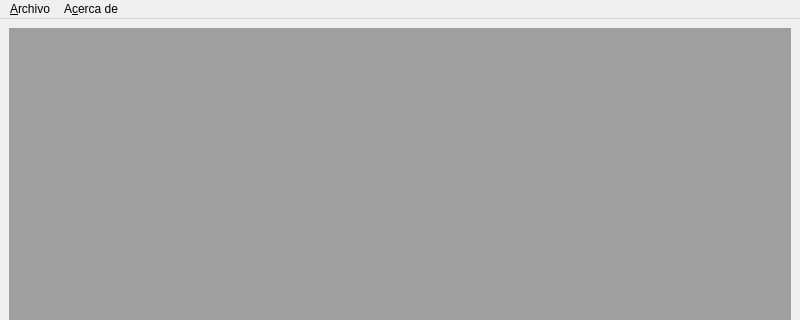
FLiamTech/askme, file askme.ui: the form before one commit; both pictures show x 0 to 800 and y 0 to 320 of the 800 by 600 pixel window.
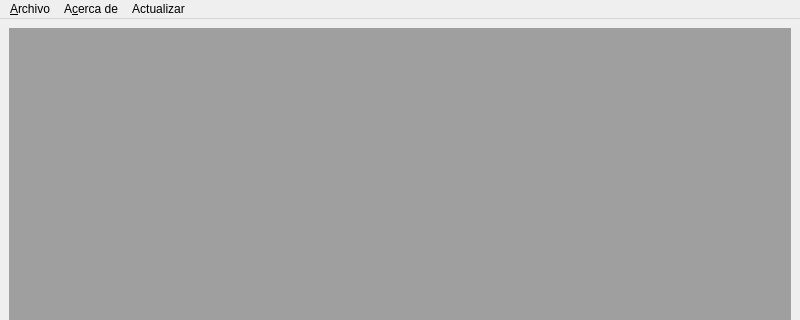
The form after the commit.

Patch:
```diff
--- a/askme.ui
+++ b/askme.ui
@@ -59,8 +59,15 @@
     </property>
     <addaction name="actionCreditos"/>
    </widget>
+   <widget class="QMenu" name="menuActualizar">
+    <property name="title">
+     <string>Actualizar</string>
+    </property>
+    <addaction name="actionCargar"/>
+   </widget>
    <addaction name="menuArchivo"/>
    <addaction name="menuAcerca_de"/>
+   <addaction name="menuActualizar"/>
   </widget>
   <action name="actionNuevo">
    <property name="text">
```
Left out of the diff: 10 changed lines with no effect on the pictures.
